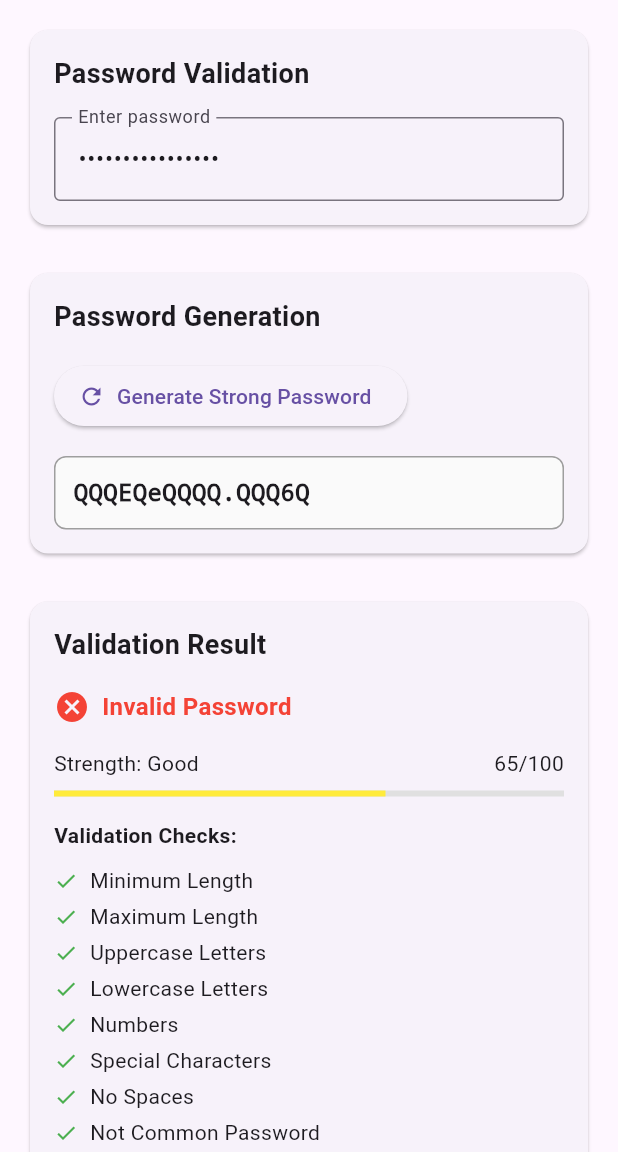
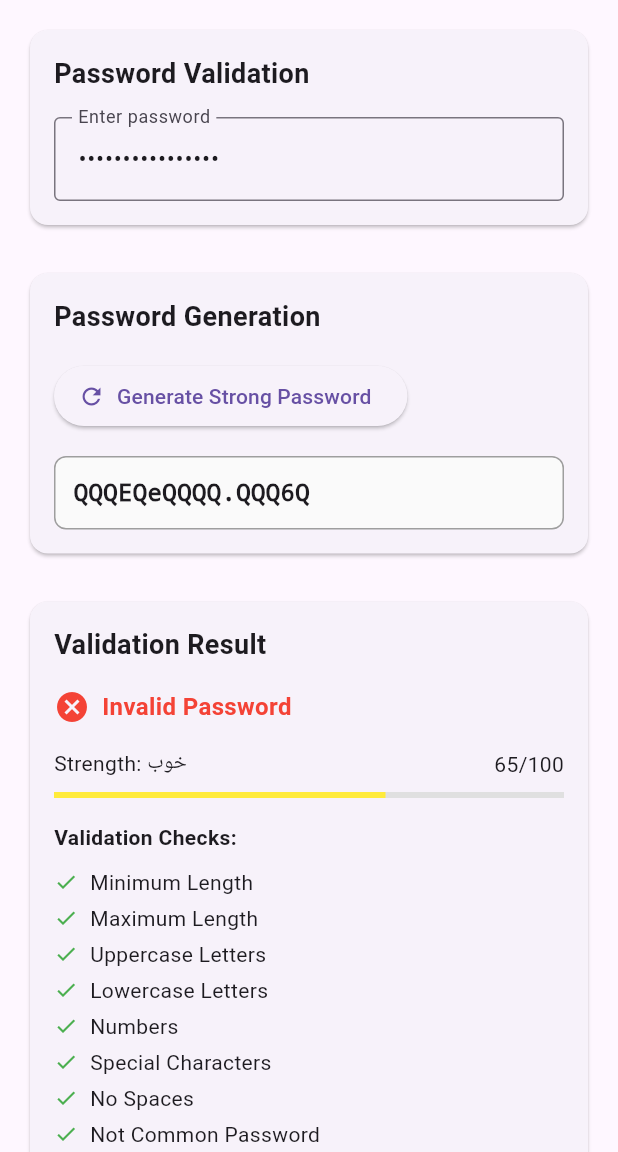
Before and after one commit to MohsenKashefi/Password-Check, a Flutter app: the screen it shows after launch, after a tap on "Generate Strong Password", on a phone screen of 412 x 824 dp, the part 84-1236 px from its top. Run offline on Flutter 3.47's test engine with Material 3 defaults, Android fonts, the phone set to English and light mode, and no system bars.

Commit message:
feat: Add Persian language support to example app
- Set language to Persian ('fa') for both PasswordChecker and PasswordGenerator
- Use getLocalizedDisplayName() to show strength levels in Persian
- Add missing _generatedPassword variable declaration
- Strength levels now display: خیلی ضعیف, ضعیف, متوسط, خوب, قوی, خیلی قوی
- All validation messages now appear in Farsi

```diff
--- a/example/lib/main.dart
+++ b/example/lib/main.dart
@@ -30,8 +30,8 @@ class PasswordCheckDemo extends StatefulWidget {
 
 class _PasswordCheckDemoState extends State<PasswordCheckDemo> {
   final _passwordController = TextEditingController();
-  final _checker = PasswordChecker.strong();
-  final _generator = PasswordGenerator.strong();
+  final _checker = PasswordChecker.strong(language: 'fa');
+  final _generator = PasswordGenerator.strong(language: 'fa');
 
   PasswordValidationResult? _validationResult;
   String _generatedPassword = '';
@@ -50,7 +50,7 @@ class _PasswordCheckDemoState extends State<PasswordCheckDemo> {
 
   void _validatePassword() {
     setState(() {
-      _validationResult = _checker.validate(_passwordController.text);
+      _validationResult = _checker.validate(_passwordController.text );
     });
   }
 
@@ -206,7 +206,7 @@ class _PasswordCheckDemoState extends State<PasswordCheckDemo> {
         Row(
           mainAxisAlignment: MainAxisAlignment.spaceBetween,
           children: [
-            Text('Strength: ${_validationResult!.strengthLevel.displayName}'),
+            Text('Strength: ${_validationResult!.strengthLevel.getLocalizedDisplayName(_checker.messages)}'),
             Text('${_validationResult!.strengthScore}/100'),
           ],
         ),
```
